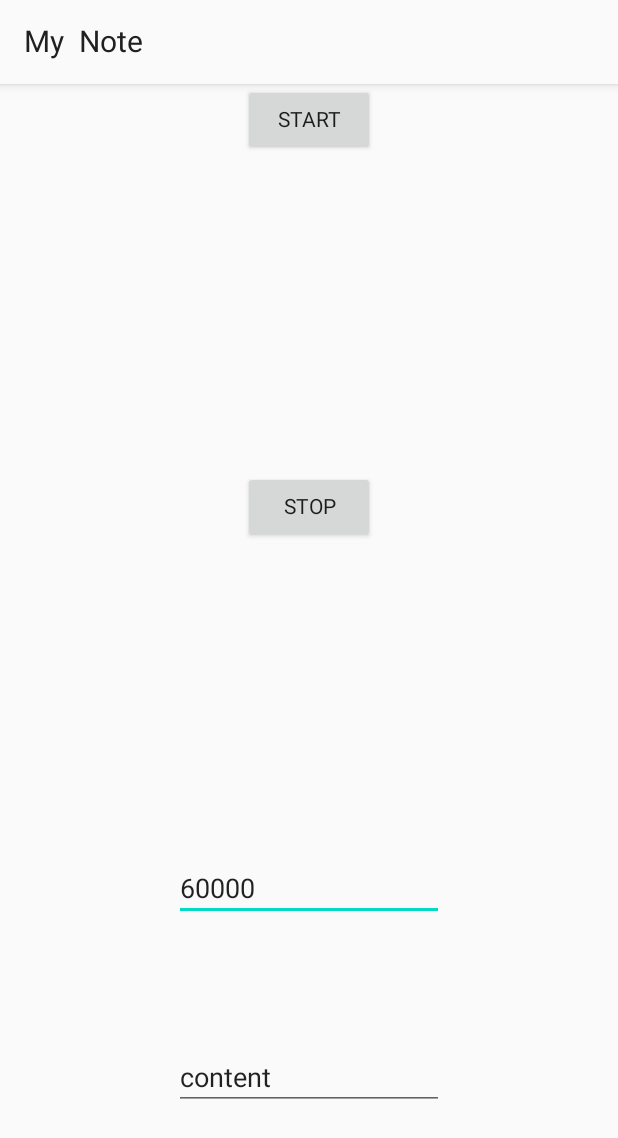
After one commit to ss-party/toy, an Android app: the AlarmMainActivity screen opened directly, with no data from a screen before it, on a phone screen of 412 x 824 dp. The commit adds this screen. Shown: the top 1138 px of the screen. Run offline under Robolectric (Android 15) with nearby library versions, the phone set to English and light mode, and no system bars.

Commit message:
merge alarm App

```diff
--- a/app/src/main/java/com/example/mynotepad/AccessActivity.kt
+++ b/app/src/main/java/com/example/mynotepad/AccessActivity.kt
@@ -12,6 +12,9 @@ class AccessActivity : AppCompatActivity() {
     override fun onCreate(savedInstanceState: Bundle?) {
         super.onCreate(savedInstanceState)
         setContentView(R.layout.activity_access)
+        findViewById<Button>(R.id.alarmNotiBtn).setOnClickListener {
+            startActivity(Intent(this, AlarmMainActivity::class.java))
+        }
         findViewById<Button>(R.id.myMemoBtn).setOnClickListener {
             startActivity(Intent(this, MainActivity::class.java))
         }
--- /dev/null
+++ b/app/src/main/java/com/example/mynotepad/AlarmMainActivity.java
@@ -0,0 +1,108 @@
+package com.example.mynotepad;
+
+import androidx.appcompat.app.AppCompatActivity;
+
+import android.app.AlarmManager;
+import android.app.NotificationChannel;
+import android.app.NotificationManager;
+import android.app.PendingIntent;
+import android.content.ComponentName;
+import android.content.Context;
+import android.content.Intent;
+import android.content.pm.PackageManager;
+import android.graphics.Color;
+import android.os.Bundle;
+import android.os.SystemClock;
+import android.util.Log;
+import android.view.View;
+import android.widget.EditText;
+
+public class AlarmMainActivity extends AppCompatActivity {
+    @Override
+    protected void onCreate(Bundle savedInstanceState) {
+        super.onCreate(savedInstanceState);
+        setContentView(R.layout.alarm_activity_main);
+        createChannel(
+                getString(R.string.notification_channel_id),
+                getString(R.string.notification_channel_name)
+        );
+
+        Log.d("kyi123", "here!");
+    }
+
+    public void onClick(View view) {
+        EditText et = findViewById(R.id.notification_content);
+        AlarmNotification.INSTANCE.setText(et.getText().toString());
+
+        Intent intent = new Intent(getApplicationContext(), MyService.class);
+        intent.putExtra("command", "show");
+//        startService(intent);
+        startForegroundService(intent); // foreground service 실행을 위해 이것만 있으면 됨. 윗줄의 startService(intent)는 필요 없음.
+        diaryNotification();
+    }
+
+    public void onClick2(View view) {
+        Intent alarmIntent = new Intent(this, AlarmReceiver.class);
+        alarmIntent.putExtra("state","alarm on");
+
+        PendingIntent pendingIntent = PendingIntent.getBroadcast(this, 0, alarmIntent, 0);
+        // 알람 Broadcast Intent를 만든다. -> alarmManager를 통해 특정시각에 broadcast 날리도록 예약할것이다.
+        AlarmManager alarmManager = (AlarmManager) getSystemService(Context.ALARM_SERVICE);
+        // 사용자가 매일 알람을 허용했다면
+        if (alarmManager != null) {
+            //alarmManager.setExactAndAllowWhileIdle(AlarmManager.RTC_WAKEUP, calendar.getTimeInMillis(), pendingIntent); // 예약
+            alarmManager.cancel(pendingIntent);
+        }
+    }
+
+    public void diaryNotification() {
+        Boolean dailyNotify = true; // 무조건 알람을 사용
+
+        PackageManager pm = this.getPackageManager();
+        ComponentName receiver = new ComponentName(this, DeviceBootReceiver.class);
+        Intent alarmIntent = new Intent(this, AlarmReceiver.class);
+        alarmIntent.putExtra("state","alarm on");
+
+        PendingIntent pendingIntent = PendingIntent.getBroadcast(this, 0, alarmIntent, 0);
+        // 알람 Broadcast Intent를 만든다. -> alarmManager를 통해 특정시각에 broadcast 날리도록 예약할것이다.
+        AlarmManager alarmManager = (AlarmManager) getSystemService(Context.ALARM_SERVICE);
+        // 사용자가 매일 알람을 허용했다면
+
+        EditText et = findViewById(R.id.edit_text_millisecond);
+        String text = et.getText().toString();
+        Long sec = Long.parseLong(text);
+
+        if (dailyNotify) {
+            if (alarmManager != null) {
+                //alarmManager.setExactAndAllowWhileIdle(AlarmManager.RTC_WAKEUP, calendar.getTimeInMillis(), pendingIntent); // 예약
+                Log.d("kyi123", "sec = " + sec);
+                alarmManager.setInexactRepeating(
+                        AlarmManager.ELAPSED_REALTIME_WAKEUP,
+                        SystemClock.elapsedRealtime(),
+                        sec,
+                        pendingIntent);
+            }
+            // 부팅 후 실행되는 리시버 사용가능하게 설정
+            pm.setComponentEnabledSetting(receiver,
+                    PackageManager.COMPONENT_ENABLED_STATE_ENABLED,
+                    PackageManager.DONT_KILL_APP);
+        }
+    }
+
+    void createChannel(String channelId, String channelName) {
+        Log.d("kyi123", "createChannel");
+        NotificationChannel notificationChannel = new NotificationChannel(
+                channelId,
+                channelName,
+                NotificationManager.IMPORTANCE_DEFAULT);
+        notificationChannel.setShowBadge(false);
+        notificationChannel.enableLights(true);
+        notificationChannel.setLightColor(Color.RED);
+        notificationChannel.enableVibration(true);
+        notificationChannel.setDescription(getString(R.string.breakfast_notification_channel_description));
+        NotificationManager notificationManager = getSystemService(
+                NotificationManager.class
+        );
+        notificationManager.createNotificationChannel(notificationChannel);
+    }
+}
--- a/app/src/main/res/layout/activity_access.xml
+++ b/app/src/main/res/layout/activity_access.xml
@@ -7,6 +7,12 @@
     android:orientation="vertical"
     android:gravity="center"
     tools:context=".AccessActivity">
+
+    <Button
+        android:id="@+id/alarmNotiBtn"
+        android:layout_width="300dp"
+        android:layout_height="50dp"
+        android:text="alarm Notification Register" />
 
     <Button
         android:id="@+id/myMemoBtn"
--- /dev/null
+++ b/app/src/main/res/layout/alarm_activity_main.xml
@@ -0,0 +1,54 @@
+<?xml version="1.0" encoding="utf-8"?>
+<androidx.constraintlayout.widget.ConstraintLayout xmlns:android="http://schemas.android.com/apk/res/android"
+    xmlns:app="http://schemas.android.com/apk/res-auto"
+    xmlns:tools="http://schemas.android.com/tools"
+    android:layout_width="match_parent"
+    android:layout_height="match_parent"
+    tools:context=".AlarmMainActivity">
+
+
+    <Button
+        android:id="@+id/start_button"
+        android:layout_width="wrap_content"
+        android:layout_height="wrap_content"
+        android:text="start"
+        app:layout_constraintEnd_toEndOf="parent"
+        app:layout_constraintStart_toStartOf="parent"
+        app:layout_constraintTop_toTopOf="parent"
+        android:onClick="onClick"/>
+
+    <Button
+        android:id="@+id/stop_button"
+        android:layout_width="wrap_content"
+        android:layout_height="wrap_content"
+        android:onClick="onClick2"
+        android:text="stop"
+        app:layout_constraintBottom_toTopOf="@+id/edit_text_millisecond"
+        app:layout_constraintEnd_toEndOf="parent"
+        app:layout_constraintStart_toStartOf="parent"
+        app:layout_constraintTop_toBottomOf="@+id/start_button" />
+
+    <EditText
+        android:id="@+id/edit_text_millisecond"
+        android:layout_width="wrap_content"
+        android:layout_height="wrap_content"
+        android:ems="10"
+        android:inputType="textPersonName"
+        android:text="60000"
+        app:layout_constraintBottom_toBottomOf="parent"
+        app:layout_constraintEnd_toEndOf="parent"
+        app:layout_constraintStart_toStartOf="parent"
+        app:layout_constraintTop_toBottomOf="@+id/stop_button" />
+
+    <EditText
+        android:id="@+id/notification_content"
+        android:layout_width="wrap_content"
+        android:layout_height="wrap_content"
+        android:ems="10"
+        android:inputType="textPersonName"
+        android:text="content"
+        app:layout_constraintBottom_toBottomOf="parent"
+        app:layout_constraintEnd_toEndOf="parent"
+        app:layout_constraintStart_toStartOf="parent"
+        app:layout_constraintTop_toBottomOf="@+id/edit_text_millisecond" />
+</androidx.constraintlayout.widget.ConstraintLayout>
--- a/app/src/main/res/values/strings.xml
+++ b/app/src/main/res/values/strings.xml
@@ -1,3 +1,8 @@
 <resources>
     <string name="app_name">My Note</string>
+
+    <string name="notification_channel_id" translatable="false">kyi_channel</string>
+    <string name="notification_channel_name" translatable="true">kyi</string>
+    <string name="breakfast_notification_channel_description">Breakfast reminder</string>
+
 </resources>
```
Also changed, not shown: app/build.gradle (+11 -2 lines), app/src/main/AndroidManifest.xml (+21 -0 lines), app/src/main/java/com/example/mynotepad/AlarmNotification.kt (added, +44 -0 lines), app/src/main/java/com/example/mynotepad/AlarmReceiver.java (added, +76 -0 lines), app/src/main/java/com/example/mynotepad/DeviceBootReceiver.java (added, +57 -0 lines), app/src/main/java/com/example/mynotepad/MyService.kt (added, +43 -0 lines).
